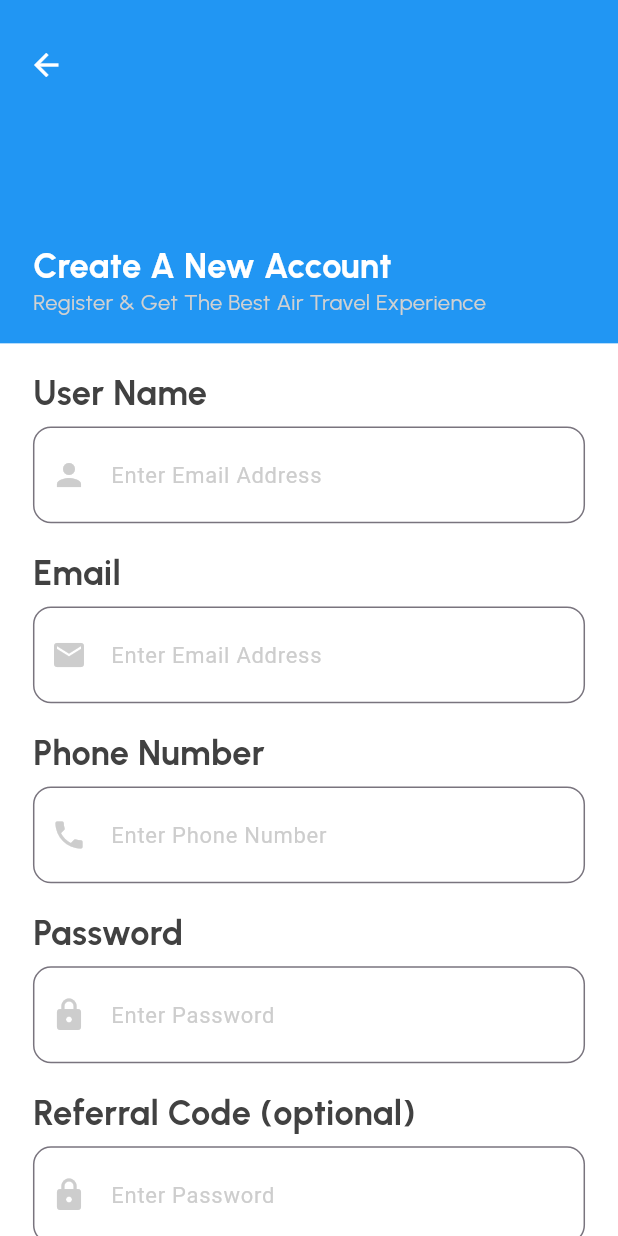
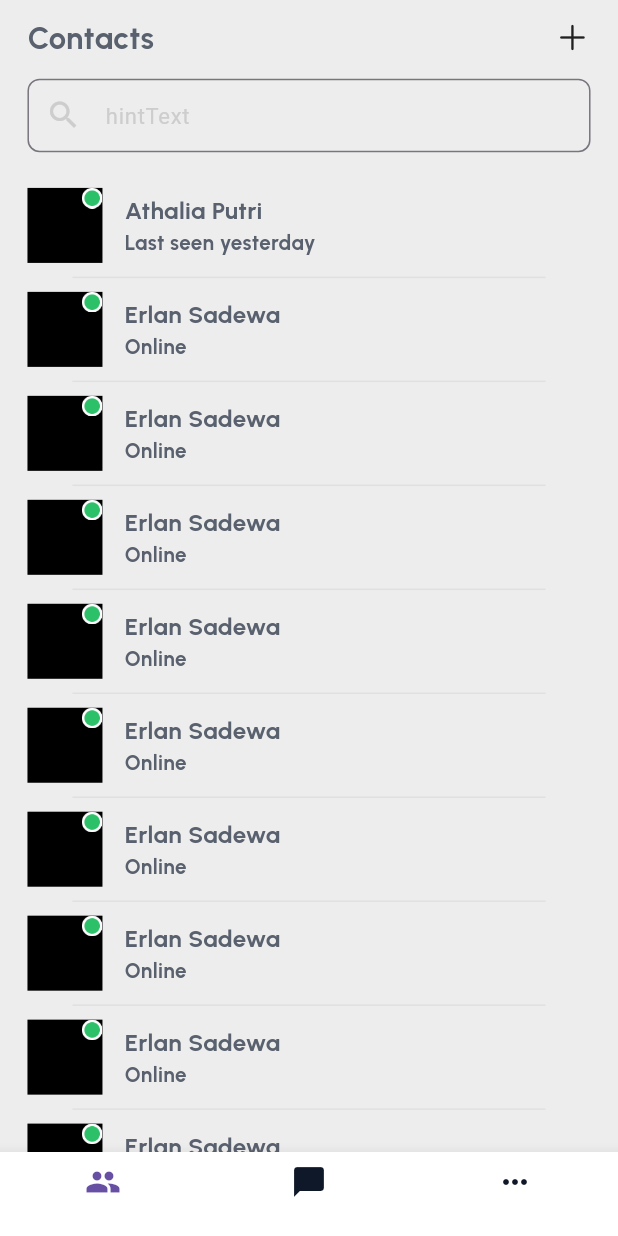
Before and after one commit to nhattruong02/FClubs, a Flutter app: the screen it shows after launch, on a phone screen of 412 x 824 dp. Run offline on Flutter 3.47's test engine with Material 3 defaults, Android fonts, the phone set to English and light mode, and no system bars; our stand-ins replace flutter_screenutil, google_fonts.

Commit message:
+ chat,contact,main_page

```diff
--- a/lib/main.dart
+++ b/lib/main.dart
@@ -1,4 +1,4 @@
-import 'package:fclubs/ui/register/register_page.dart';
+import 'package:fclubs/ui/main/main_page.dart';
 import 'package:flutter/material.dart';
 import 'package:flutter_screenutil/flutter_screenutil.dart';
 
@@ -29,7 +29,7 @@ class MyApp extends StatelessWidget {
           home: child,
         );
       },
-      child: const RegisterPage(),
+      child: const MainPage(),
     );
   }
 }
--- /dev/null
+++ b/lib/ui/chat/chat_page.dart
@@ -0,0 +1,18 @@
+import 'package:fclubs/utils/app/colors.dart';
+import 'package:flutter/material.dart';
+
+class ChatPage extends StatefulWidget {
+  const ChatPage({super.key});
+
+  @override
+  State<ChatPage> createState() => _ChatPageState();
+}
+
+class _ChatPageState extends State<ChatPage> {
+  @override
+  Widget build(BuildContext context) {
+    return Scaffold(
+      backgroundColor: AppColors.backGroundColor,
+    );
+  }
+}
--- /dev/null
+++ b/lib/ui/contact/contact_page.dart
@@ -0,0 +1,180 @@
+import 'package:flutter/cupertino.dart';
+import 'package:flutter/material.dart';
+import 'package:flutter_screenutil/flutter_screenutil.dart';
+import 'package:google_fonts/google_fonts.dart';
+
+import '../../utils/app/colors.dart';
+import '../../utils/app/widgets/asset_image_loader.dart';
+
+class ContactPage extends StatefulWidget {
+  const ContactPage({super.key});
+
+  @override
+  State<ContactPage> createState() => _ContactPageState();
+}
+
+class _ContactPageState extends State<ContactPage> {
+  final List<Map<String, dynamic>> items = [
+    {
+      'title': 'Athalia Putri',
+      'subtitle': 'Last seen yesterday',
+    },
+    {'title': 'Erlan Sadewa', 'subtitle': 'Online'},
+    {'title': 'Erlan Sadewa', 'subtitle': 'Online'},
+    {'title': 'Erlan Sadewa', 'subtitle': 'Online'},
+    {'title': 'Erlan Sadewa', 'subtitle': 'Online'},
+    {'title': 'Erlan Sadewa', 'subtitle': 'Online'},
+    {'title': 'Erlan Sadewa', 'subtitle': 'Online'},
+    {'title': 'Erlan Sadewa', 'subtitle': 'Online'},
+    {'title': 'Erlan Sadewa', 'subtitle': 'Online'},
+    {'title': 'Erlan Sadewa', 'subtitle': 'Online'},
+    {'title': 'Erlan Sadewa', 'subtitle': 'Online'},
+    {'title': 'Erlan Sadewa', 'subtitle': 'Online'},
+    {'title': 'Erlan Sadewa', 'subtitle': 'Online'},
+    {'title': 'Erlan Sadewa', 'subtitle': 'Online'},
+    {'title': 'Erlan Sadewa', 'subtitle': 'Online'},
+    {'title': 'Erlan Sadewa', 'subtitle': 'Online'},
+    {'title': 'Erlan Sadewa', 'subtitle': 'Online'},
+    {'title': 'Erlan Sadewa', 'subtitle': 'Online'},
+    {'title': 'Erlan Sadewa', 'subtitle': 'Online'},
+  ];
+  @override
+  Widget build(BuildContext context) {
+    return Scaffold(
+      backgroundColor: AppColors.backGroundColor,
+      body: Column(
+        crossAxisAlignment: CrossAxisAlignment.start,
+        children: [
+          Row(
+            children: [
+              _buildTitlePage(),
+              const Spacer(),
+              _buildIconTopRight(),
+            ],
+          ),
+          _buildSearchBar(),
+          _buildListContact(),
+        ],
+      ),
+    );
+  }
+
+  Widget _buildTitlePage() {
+    return Container(
+      margin: const EdgeInsets.only(top: 28, left: 40).w,
+      child: Text(
+        "Contacts",
+        style: GoogleFonts.urbanist(
+            fontSize: 45.sp,
+            color: AppColors.contentText,
+            fontWeight: FontWeight.bold),
+      ),
+    );
+  }
+
+  Widget _buildIconTopRight() {
+    return Container(
+      margin: const EdgeInsets.only(top: 28, right: 40).w,
+      child: const Icon(CupertinoIcons.plus),
+    );
+  }
+
+  Widget _buildSearchBar() {
+    return Container(
+      margin: const EdgeInsets.symmetric(horizontal: 40, vertical: 32).w,
+      child: TextFormField(
+        style: TextStyle(
+            color: Colors.black, // Set the color of the input text
+            fontSize: 32.sp),
+        decoration: InputDecoration(
+          prefixIcon: const Icon(
+            Icons.search,
+            color: AppColors.textField,
+          ),
+          fillColor: AppColors.textField,
+          border: OutlineInputBorder(borderRadius: BorderRadius.circular(8)),
+          hintText: "hintText",
+          hintStyle: TextStyle(color: AppColors.textField, fontSize: 32.sp),
+        ),
+      ),
+    );
+  }
+
+  Widget _buildListContact() {
+    return Expanded(
+      child: Container(
+        margin: EdgeInsets.symmetric(horizontal: 40.h),
+        child: ListView.separated(
+          shrinkWrap: true,
+          itemCount: items.length,
+          itemBuilder: (context, index) {
+            return _buildLineContact(
+                items[index]["title"], items[index]["subtitle"]);
+          },
+          separatorBuilder: (context, index) {
+            return Divider(
+              indent: 30,
+              endIndent: 30,
+              height: 1,
+              color: Colors.grey[300],
+            );
+          },
+        ),
+      ),
+    );
+  }
+
+  Widget _buildLineContact(String nameUser, String textStatus) {
+    return Container(
+      margin: EdgeInsets.symmetric(vertical: 20.h),
+      child: Row(
+        mainAxisSize: MainAxisSize.max,
+        children: [
+          SizedBox(
+            height: 50,
+            width: 50,
+            child: Stack(
+              children: [
+                // Image
+                Container(
+                  color: Colors.black,
+                  width: double.infinity,
+                  height: double.infinity,
+                ),
+                // Circle Status
+                Container(
+                  alignment: Alignment.topRight,
+                  child: AssetImageLoader.loadAssetImage("status",
+                      width: 30.w, height: 30.h, fit: BoxFit.fill),
+                )
+              ],
+            ),
+          ),
+          Container(
+            margin: const EdgeInsets.only(left: 32).h,
+            child: Column(
+              crossAxisAlignment: CrossAxisAlignment.start,
+              children: [
+                Text(
+                  nameUser,
+                  style: GoogleFonts.urbanist(
+                      fontSize: 35.sp,
+                      color: AppColors.contentText,
+                      fontWeight: FontWeight.bold),
+                ),
+                8.verticalSpace,
+                Text(
+                  textStatus,
+                  style: GoogleFonts.urbanist(
+                      fontSize: 30.sp,
+                      color: AppColors.contentText,
+                      fontWeight: FontWeight.bold),
+                ),
+              ],
+            ),
+          )
+        ],
+      ),
+    );
+  }
+}
--- /dev/null
+++ b/lib/ui/main/main_page.dart
@@ -0,0 +1,53 @@
+import 'package:fclubs/ui/chat/chat_page.dart';
+import 'package:fclubs/ui/contact/contact_page.dart';
+import 'package:fclubs/ui/menu/menu_page.dart';
+import 'package:fclubs/utils/app/colors.dart';
+import 'package:flutter/material.dart';
+
+class MainPage extends StatefulWidget {
+  const MainPage({super.key});
+
+  @override
+  State<MainPage> createState() => _MainPageState();
+}
+
+class _MainPageState extends State<MainPage> {
+  int _selectedIndex = 0;
+
+  final List<Widget> _pages = [
+    const ContactPage(),
+    const ChatPage(),
+    const MenuPage(),
+  ];
+
+  void _onItemTapped(int index) {
+    setState(() {
+      _selectedIndex = index;
+    });
+  }
+
+  @override
+  Widget build(BuildContext context) {
+    return SafeArea(
+      child: Scaffold(
+        body: _pages[_selectedIndex],
+        bottomNavigationBar: BottomNavigationBar(
+          type: BottomNavigationBarType.fixed,
+          currentIndex: _selectedIndex,
+          onTap: _onItemTapped,
+          backgroundColor: AppColors.white,
+          unselectedItemColor: const Color(0xFF0F1828),
+          items: const [
+            BottomNavigationBarItem(
+                icon: Icon(
+                  Icons.group,
+                ),
+                label: ""),
+            BottomNavigationBarItem(icon: Icon(Icons.chat_bubble), label: ""),
+            BottomNavigationBarItem(icon: Icon(Icons.more_horiz), label: ""),
+          ],
+        ),
+      ),
+    );
+  }
+}
--- /dev/null
+++ b/lib/ui/menu/menu_page.dart
@@ -0,0 +1,19 @@
+import 'package:flutter/material.dart';
+
+import '../../utils/app/colors.dart';
+
+class MenuPage extends StatefulWidget {
+  const MenuPage({super.key});
+
+  @override
+  State<MenuPage> createState() => _MenuPageState();
+}
+
+class _MenuPageState extends State<MenuPage> {
+  @override
+  Widget build(BuildContext context) {
+    return Scaffold(
+      backgroundColor: AppColors.backGroundColor,
+    );
+  }
+}
--- a/lib/ui/register/register_page.dart
+++ b/lib/ui/register/register_page.dart
@@ -20,7 +20,7 @@ class RegisterPage extends StatelessWidget {
               CommonHeader.header(
                   textTitle: "Create A New Account",
                   textContent: "Register & Get The Best Air Travel Experience"),
-              Expanded(child: const RegisterForm()),
+              const Expanded(child: RegisterForm()),
             ],
           )),
     );
--- a/lib/utils/app/colors.dart
+++ b/lib/utils/app/colors.dart
@@ -10,4 +10,5 @@ class AppColors {
   static const Color textColorRegister = Color(0xFF477FF1);
   static const Color textField = Color(0xFFCDCDCD);
   static const Color contentTextField = Color(0xFF414141);
+  static const Color backGroundColor = Color(0xFFEDEDED);
 }
```
Also changed, not shown: assets/images/2.0x/status.png (added), assets/images/3.0x/status.png (added), assets/images/status.png (added), 1 other file.
